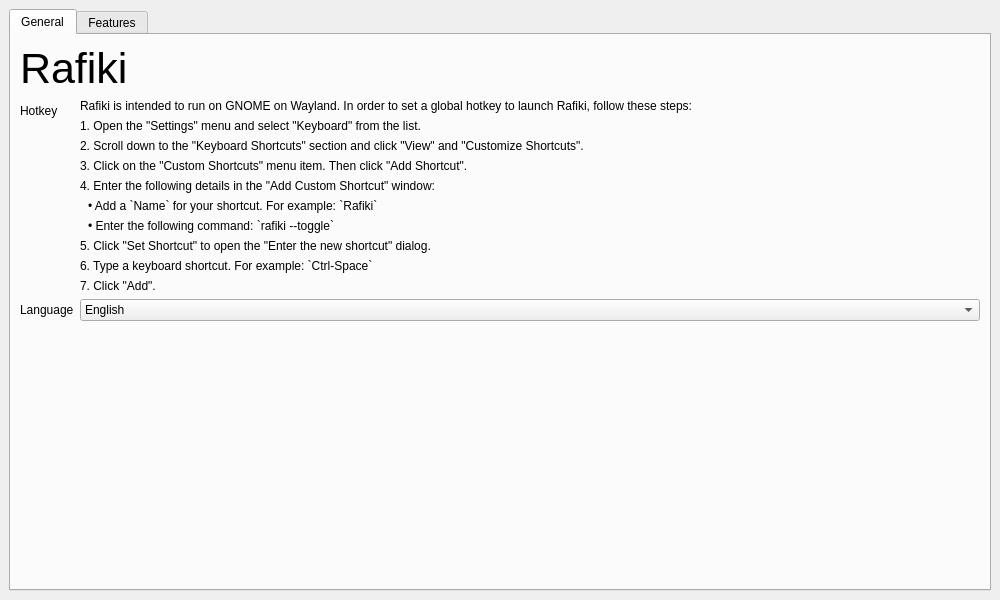
Above: src/ui/settingswindow.ui from giosali/rafiki before the change. Below: the same form after it.
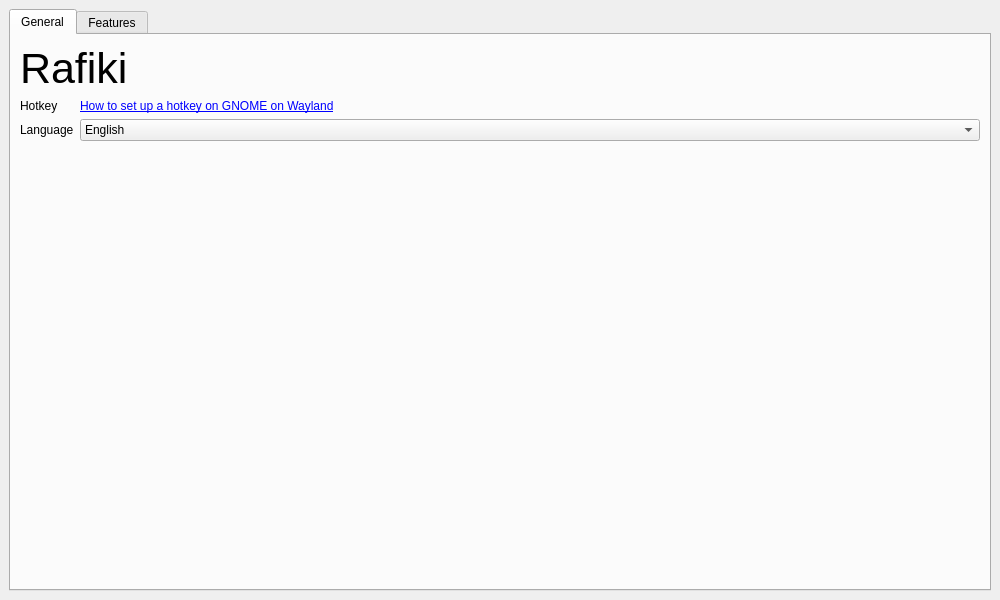
That is the form after the change.

Commit message: Remove hotkey instructions with placeholder link

```diff
--- a/src/ui/settingswindow.ui
+++ b/src/ui/settingswindow.ui
@@ -60,122 +60,14 @@
              </widget>
             </item>
             <item row="0" column="1">
-             <layout class="QVBoxLayout">
-              <property name="spacing">
-               <number>6</number>
+             <widget class="QLabel">
+              <property name="openExternalLinks">
+               <bool>true</bool>
               </property>
-              <item>
-               <widget class="QLabel">
-                <property name="text">
-                 <string>Rafiki is intended to run on GNOME on Wayland. In order to set a global hotkey to launch Rafiki, follow these steps:</string>
-                </property>
-                <property name="wordWrap">
-                 <bool>true</bool>
-                </property>
-               </widget>
-              </item>
-              <!-- Source: https://docs.fedoraproject.org/en-US/quick-docs/gnome-setting-key-shortcut/ -->
-              <item>
-               <widget class="QLabel">
-                <property name="text">
-                 <string>1. Open the "Settings" menu and select "Keyboard" from the list.</string>
-                </property>
-                <property name="wordWrap">
-                 <bool>true</bool>
-                </property>
-               </widget>
-              </item>
-              <item>
-               <widget class="QLabel">
-                <property name="text">
-                 <string>2. Scroll down to the "Keyboard Shortcuts" section and click "View" and "Customize Shortcuts".</string>
-                </property>
-                <property name="wordWrap">
-                 <bool>true</bool>
-                </property>
-               </widget>
-              </item>
-              <item>
-               <widget class="QLabel">
-                <property name="text">
-                 <string>3. Click on the "Custom Shortcuts" menu item. Then click "Add Shortcut".</string>
-                </property>
-                <property name="wordWrap">
-                 <bool>true</bool>
-                </property>
-               </widget>
-              </item>
-              <item>
-               <widget class="QLabel">
-                <property name="text">
-                 <string>4. Enter the following details in the "Add Custom Shortcut" window:</string>
-                </property>
-                <property name="wordWrap">
-                 <bool>true</bool>
-                </property>
-               </widget>
-              </item>
-              <item>
-               <layout class="QVBoxLayout">
-                <property name="leftMargin">
-                 <number>8</number>
-                </property>
-                <property name="spacing">
-                 <number>6</number>
-                </property>
-                <item>
-                 <widget class="QLabel">
-                  <property name="text">
-                   <string>• Add a `Name` for your shortcut. For example: `Rafiki`</string>
-                  </property>
-                  <property name="wordWrap">
-                   <bool>true</bool>
-                  </property>
-                 </widget>
-                </item>
-                <item>
-                 <widget class="QLabel">
-                  <property name="text">
-                   <string>• Enter the following command: `rafiki --toggle`</string>
-                  </property>
-                  <property name="wordWrap">
-                   <bool>true</bool>
-                  </property>
-                 </widget>
-                </item>
-               </layout>
-              </item>
-              <item>
-               <widget class="QLabel">
-                <property name="text">
-                 <string>5. Click "Set Shortcut" to open the "Enter the new shortcut" dialog.</string>
-                </property>
-                <property name="wordWrap">
-                 <bool>true</bool>
-                </property>
-               </widget>
-              </item>
-              <item>
-               <widget class="QLabel">
-                <property name="text">
-                 <string>6. Type a keyboard shortcut. For example: `Ctrl-Space`</string>
-                </property>
-                <property name="wordWrap">
-                 <bool>true</bool>
-                </property>
-               </widget>
-              </item>
-              <item>
-               <widget class="QLabel">
-                <property name="text">
-                 <string>7. Click "Add".</string>
-                </property>
-                <property name="wordWrap">
-                 <bool>true</bool>
-                </property>
-               </widget>
-              </item>
-             </layout>
+              <property name="text">
+               <string>&lt;html&gt;&lt;head/&gt;&lt;body&gt;&lt;p&gt;&lt;a href=&quot;https://example.com&quot;&gt;How to set up a hotkey on GNOME on Wayland&lt;/a&gt;&lt;/p&gt;&lt;/body&gt;&lt;/html&gt;</string>
+              </property>
+             </widget>
             </item>
             <item row="1" column="0">
              <widget class="QLabel">
```
